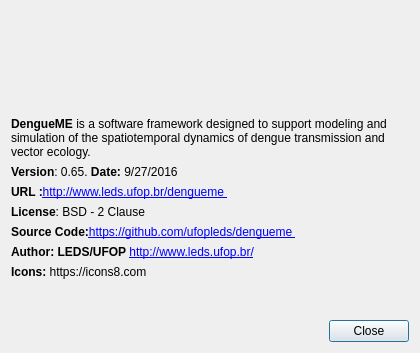
This is source/src/about.ui in ufopleds/DengueME as Qt 5 draws it before an edit. The edited form follows.
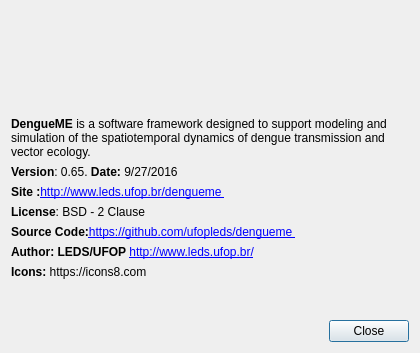
This is the edited form. Icons and pictures are not drawn.

```diff
--- a/source/src/about.ui
+++ b/source/src/about.ui
@@ -102,7 +102,7 @@
    <item>
     <widget class="QLabel" name="label_5">
      <property name="text">
-      <string>&lt;html&gt;&lt;head/&gt;&lt;body&gt;&lt;p&gt;&lt;span style=&quot; font-weight:600;&quot;&gt;URL :&lt;/span&gt;&lt;a href=&quot;http://www.leds.ufop.br/&quot;&gt;&lt;span style=&quot; text-decoration: underline; color:#0000ff;&quot;&gt;http://www.leds.ufop.br/dengueme &lt;/span&gt;&lt;/a&gt;&lt;/p&gt;&lt;/body&gt;&lt;/html&gt;</string>
+      <string>&lt;html&gt;&lt;head/&gt;&lt;body&gt;&lt;p&gt;&lt;span style=&quot; font-weight:600;&quot;&gt;Site :&lt;/span&gt;&lt;a href=&quot;http://www.leds.ufop.br/&quot;&gt;&lt;span style=&quot; text-decoration: underline; color:#0000ff;&quot;&gt;http://www.leds.ufop.br/dengueme &lt;/span&gt;&lt;/a&gt;&lt;/p&gt;&lt;/body&gt;&lt;/html&gt;</string>
      </property>
      <property name="openExternalLinks">
       <bool>true</bool>
```
Left out of the diff: 18 changed lines with no effect on the pictures.
